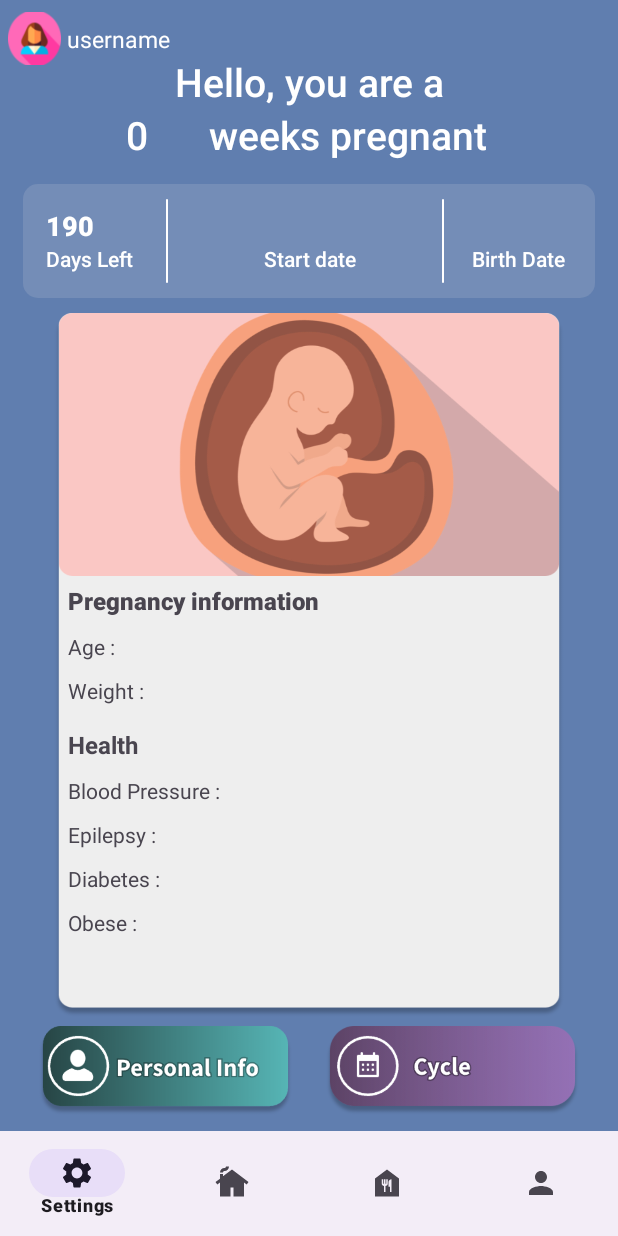
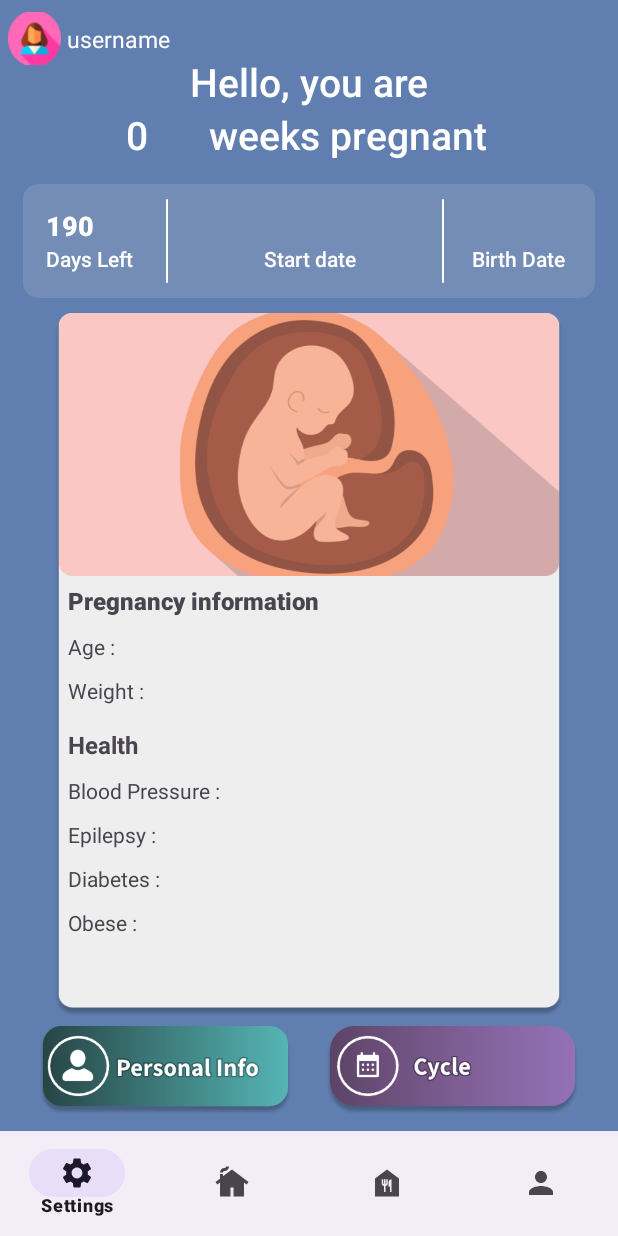
Before and after one commit to PanosMargeths/Senior-Thesis_Pregnancy-Assistant, an Android app: the layout fragment_home.xml on its own in the app's theme, with its tools: preview values and no code run, on a phone screen of 412 x 824 dp. Run offline under Robolectric (Android 15) with nearby library versions, the phone set to English and light mode, and no system bars; Roboto replaces fonts that are not available here.

Commit message:
Now its Fixed and the Title is fine

```diff
--- a/app/src/main/res/layout/fragment_home.xml
+++ b/app/src/main/res/layout/fragment_home.xml
@@ -50,7 +50,7 @@
         android:textAlignment="center"
         android:fontFamily="sans-serif-medium"
         android:textStyle=""
-        android:text="Hello, you are a"
+        android:text="Hello, you are"
         android:textColor="@color/white"
         android:textSize="26sp"
         />
```
